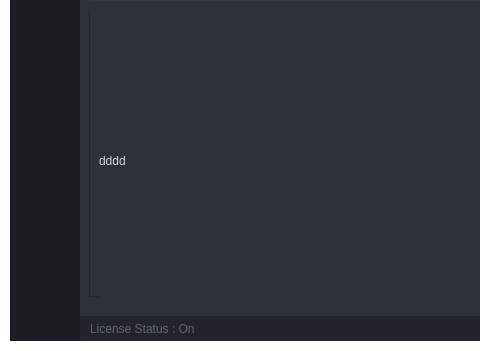
Qt form main.ui (sixpeople1207/Gamma) before a commit; both pictures show x 0 to 480 and y 249 to 600 of the 900 by 600 pixel window.
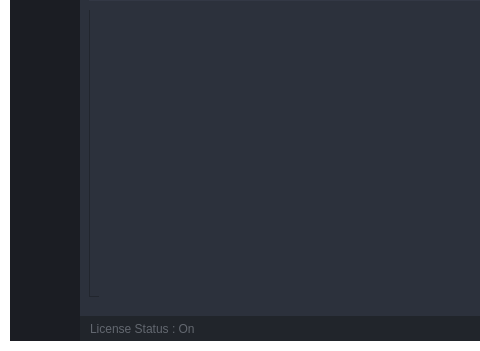
The same form after that commit. Icons and pictures are not drawn.

What changed in the file:
```diff
--- a/main.ui
+++ b/main.ui
@@ -1861,8 +1861,20 @@
                      </property>
                      <item>
                       <widget class="QLabel" name="pic_Zoom">
+                       <property name="sizePolicy">
+                        <sizepolicy hsizetype="Preferred" vsizetype="Preferred">
+                         <horstretch>0</horstretch>
+                         <verstretch>0</verstretch>
+                        </sizepolicy>
+                       </property>
+                       <property name="minimumSize">
+                        <size>
+                         <width>0</width>
+                         <height>0</height>
+                        </size>
+                       </property>
                        <property name="text">
-                        <string>dddd</string>
+                        <string/>
                        </property>
                       </widget>
                      </item>
```
